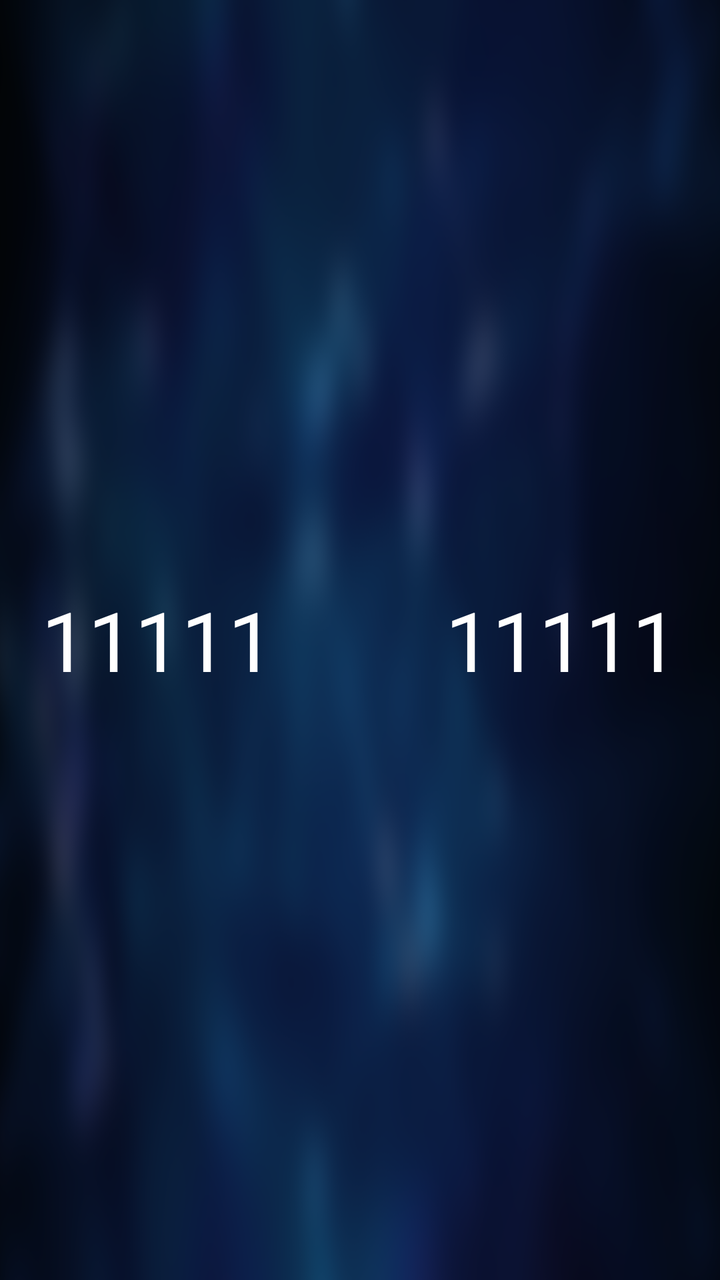
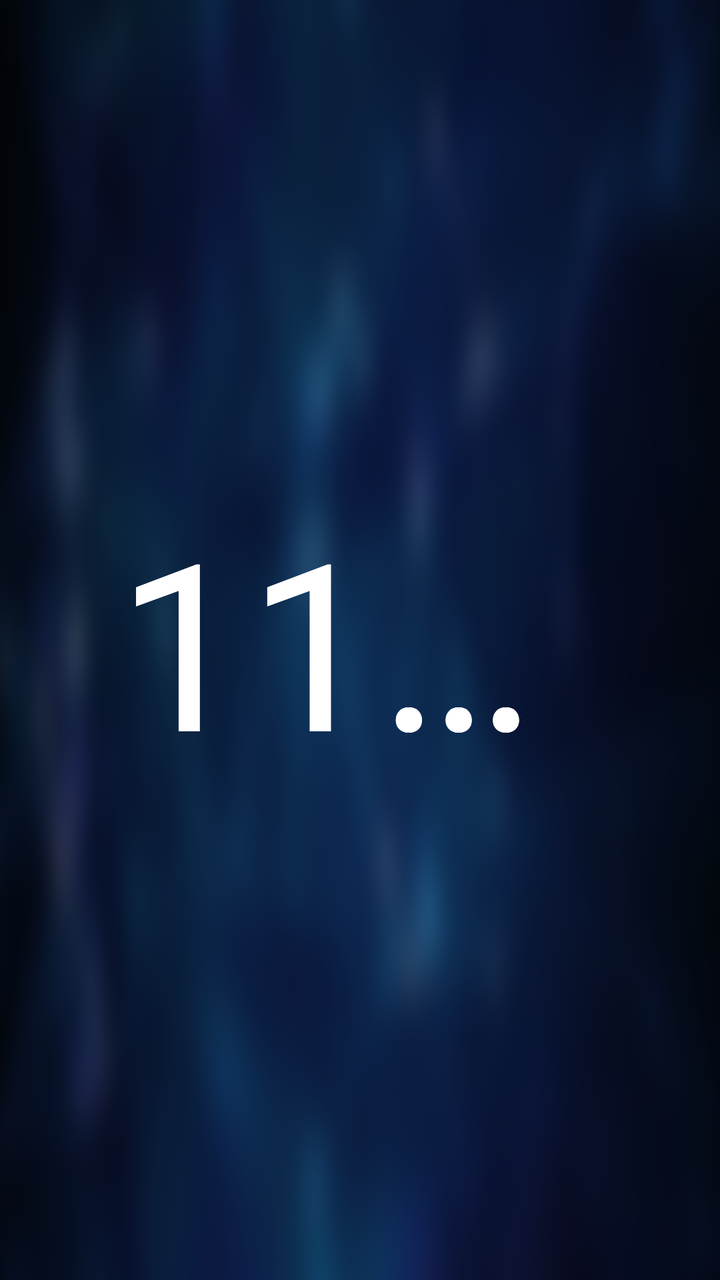

The first picture is an Android layout as it rendered before a commit; the second is the same layout after the commit. The layout source and the unified diff follow.
<!-- AndroidManifest.xml: application theme AppTheme.NoActionBar -->
<!-- res/layout/item_speed_test_layout.xml -->
<?xml version="1.0" encoding="utf-8"?>
<FrameLayout xmlns:android="http://schemas.android.com/apk/res/android"
    android:layout_width="match_parent"
    android:layout_height="wrap_content"
    android:background="@drawable/speed_test_focus"
    android:focusable="true"
    android:focusableInTouchMode="true">

    <TextView
        android:id="@+id/tvName"
        android:layout_width="wrap_content"
        android:layout_height="40pt"
        android:layout_gravity="left|center_vertical"
        android:ellipsize="end"
        android:gravity="center_vertical"
        android:paddingLeft="10pt"
        android:paddingRight="10pt"
        android:singleLine="true"
        android:text="11111"
        android:textColor="@android:color/white"
        android:textSize="20pt" />

    <TextView
        android:id="@+id/tvSpeed"
        android:layout_width="wrap_content"
        android:layout_height="40pt"
        android:layout_gravity="right|center_vertical"
        android:ellipsize="end"
        android:gravity="center_vertical"
        android:paddingLeft="10pt"
        android:paddingRight="10pt"
        android:singleLine="true"
        android:text="11111"
        android:textColor="@android:color/white"
        android:textSize="20pt" />
</FrameLayout>
<!-- resources referenced by this layout -->
<resources>
  <!-- drawable speed_test_focus (drawable) -->
  <?xml version="1.0" encoding="utf-8"?>
  <selector xmlns:android="http://schemas.android.com/apk/res/android">
      <item android:state_focused="true">
          <shape>
              <corners android:radius="10pt" />
              <solid android:color="@android:color/transparent" />
              <stroke android:width="2pt" android:color="@android:color/white" />
          </shape>
      </item>
      <item android:state_focused="false">
          <shape>
              <corners android:radius="10pt" />
              <solid android:color="@android:color/transparent" />
          </shape>
      </item>
  </selector>
  <style name="AppTheme.NoActionBar">
          <item name="android:windowActionBar">false</item>
          <item name="android:windowNoTitle">true</item>
          <item name="windowActionBar">false</item>
          <item name="android:windowFullscreen">true</item>//全屏即无通知栏
          <item name="android:windowContentOverlay">@null</item>//是否有遮盖
          <item name="windowNoTitle">true</item>
          <item name="android:keepScreenOn">true</item>
          
          <item name="android:windowBackground">@drawable/vod_thumb</item>
      </style>
  <!-- drawable vod_thumb: png bitmap (drawable-xhdpi, 198620 bytes) -->
</resources>

<!-- the commit's change to res/layout/item_speed_test_layout.xml (unified diff, before → after) -->
@@ -9,28 +9,28 @@
     <TextView
         android:id="@+id/tvName"
         android:layout_width="wrap_content"
-        android:layout_height="40pt"
+        android:layout_height="40mm"
         android:layout_gravity="left|center_vertical"
         android:ellipsize="end"
         android:gravity="center_vertical"
-        android:paddingLeft="10pt"
-        android:paddingRight="10pt"
+        android:paddingLeft="10mm"
+        android:paddingRight="10mm"
         android:singleLine="true"
         android:text="11111"
         android:textColor="@android:color/white"
-        android:textSize="20pt" />
+        android:textSize="20mm" />
 
     <TextView
         android:id="@+id/tvSpeed"
         android:layout_width="wrap_content"
-        android:layout_height="40pt"
+        android:layout_height="40mm"
         android:layout_gravity="right|center_vertical"
         android:ellipsize="end"
         android:gravity="center_vertical"
-        android:paddingLeft="10pt"
-        android:paddingRight="10pt"
+        android:paddingLeft="10mm"
+        android:paddingRight="10mm"
         android:singleLine="true"
         android:text="11111"
         android:textColor="@android:color/white"
-        android:textSize="20pt" />
+        android:textSize="20mm" />
 </FrameLayout>
<!-- resource entries referenced after the edit -->
@@ -5,14 +5,14 @@
   <selector xmlns:android="http://schemas.android.com/apk/res/android">
       <item android:state_focused="true">
           <shape>
-              <corners android:radius="10pt" />
+              <corners android:radius="10mm" />
               <solid android:color="@android:color/transparent" />
-              <stroke android:width="2pt" android:color="@android:color/white" />
+              <stroke android:width="2mm" android:color="@android:color/white" />
           </shape>
       </item>
       <item android:state_focused="false">
           <shape>
-              <corners android:radius="10pt" />
+              <corners android:radius="10mm" />
               <solid android:color="@android:color/transparent" />
           </shape>
       </item>
